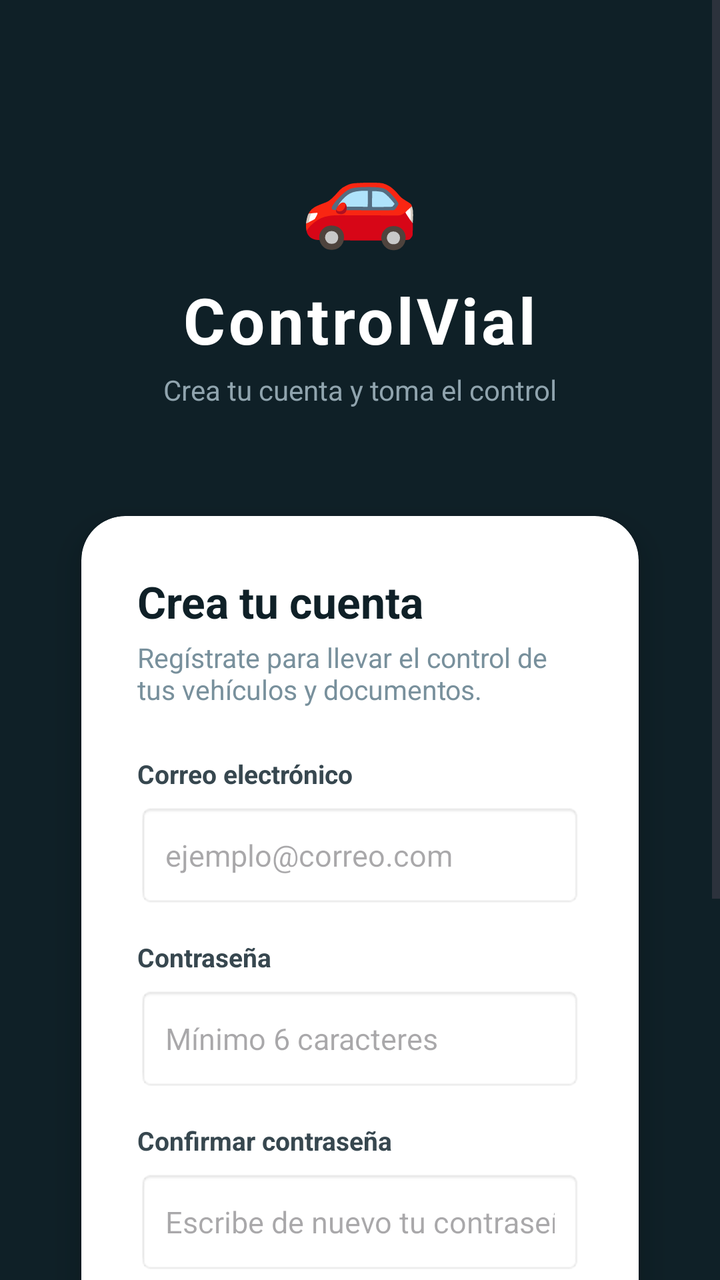
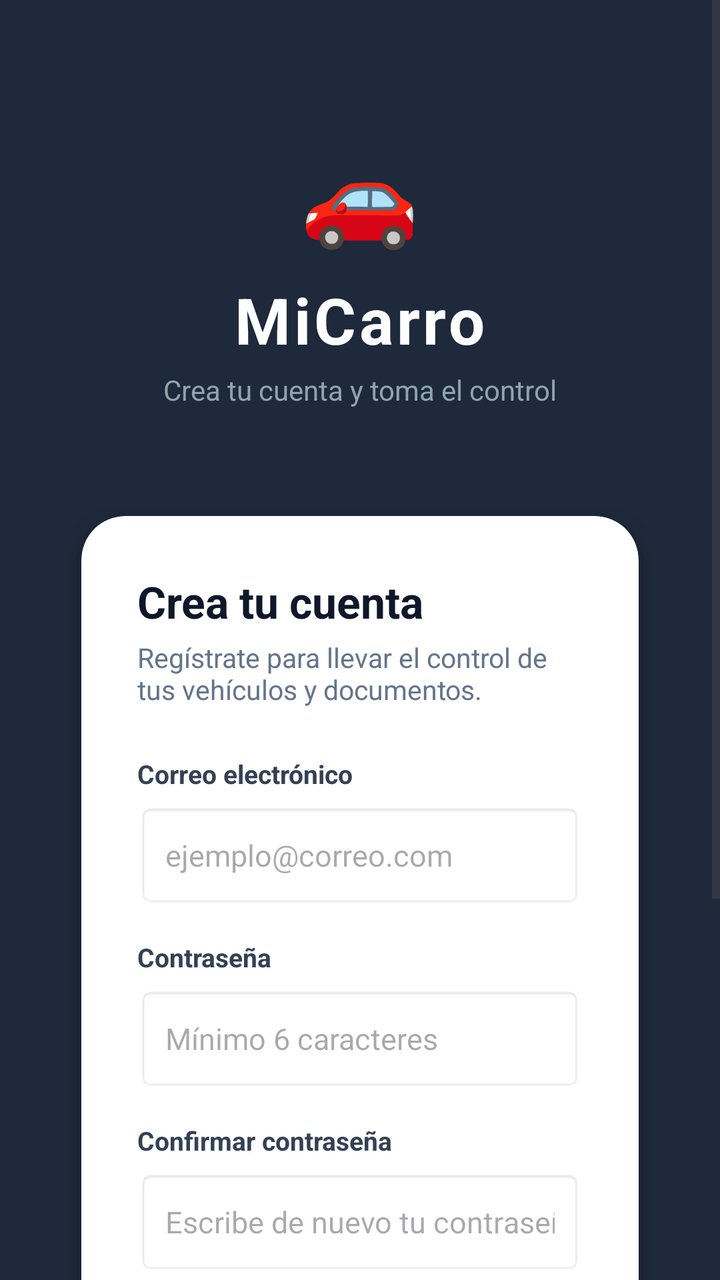

Screens rendered from an Android XML layout before and after an edit, with the pre-edit source and the edit as a unified diff.
<!-- AndroidManifest.xml: application theme Theme.ControlVial -->
<!-- res/layout/activity_registro.xml -->
<?xml version="1.0" encoding="utf-8"?>
<ScrollView xmlns:android="http://schemas.android.com/apk/res/android"
    xmlns:app="http://schemas.android.com/apk/res-auto"
    android:layout_width="match_parent"
    android:layout_height="match_parent"
    android:background="#0F2027"
    android:fillViewport="true">

    <LinearLayout
        android:layout_width="match_parent"
        android:layout_height="wrap_content"
        android:gravity="center_horizontal"
        android:orientation="vertical"
        android:padding="24dp">

        
        <View
            android:layout_width="match_parent"
            android:layout_height="40dp" />

        
        <TextView
            android:layout_width="wrap_content"
            android:layout_height="wrap_content"
            android:text="🚗"
            android:textSize="48sp" />

        <TextView
            android:layout_width="wrap_content"
            android:layout_height="wrap_content"
            android:layout_marginTop="10dp"
            android:text="ControlVial"
            android:textColor="#FFFFFF"
            android:textSize="32sp"
            android:textStyle="bold"
            android:letterSpacing="0.05" />

        <TextView
            android:layout_width="wrap_content"
            android:layout_height="wrap_content"
            android:layout_marginTop="4dp"
            android:text="Crea tu cuenta y toma el control"
            android:textColor="#90A4AE"
            android:textSize="14sp"
            android:layout_marginBottom="32dp" />

        
        <androidx.cardview.widget.CardView
            android:layout_width="match_parent"
            android:layout_height="wrap_content"
            app:cardCornerRadius="22dp"
            app:cardElevation="10dp"
            app:cardBackgroundColor="#FFFFFF"
            app:cardUseCompatPadding="true">

            <LinearLayout
                android:layout_width="match_parent"
                android:layout_height="wrap_content"
                android:orientation="vertical"
                android:padding="28dp">

                <TextView
                    android:layout_width="match_parent"
                    android:layout_height="wrap_content"
                    android:text="Crea tu cuenta"
                    android:textColor="#0F2027"
                    android:textSize="22sp"
                    android:textStyle="bold" />

                <TextView
                    android:layout_width="match_parent"
                    android:layout_height="wrap_content"
                    android:layout_marginTop="4dp"
                    android:text="Regístrate para llevar el control de tus vehículos y documentos."
                    android:textColor="#78909C"
                    android:textSize="13.5sp"
                    android:layout_marginBottom="24dp" />

                
                <TextView
                    android:layout_width="match_parent"
                    android:layout_height="wrap_content"
                    android:text="Correo electrónico"
                    android:textColor="#37474F"
                    android:textSize="13sp"
                    android:textStyle="bold" />

                <EditText
                    android:id="@+id/etEmail"
                    android:layout_width="match_parent"
                    android:layout_height="52dp"
                    android:layout_marginTop="6dp"
                    android:background="@android:drawable/editbox_background_normal"
                    android:hint="ejemplo@correo.com"
                    android:inputType="textEmailAddress"
                    android:singleLine="true"
                    android:paddingHorizontal="14dp"
                    android:textColor="#0F2027"
                    android:textSize="15sp" />

                
                <TextView
                    android:layout_width="match_parent"
                    android:layout_height="wrap_content"
                    android:layout_marginTop="16dp"
                    android:text="Contraseña"
                    android:textColor="#37474F"
                    android:textSize="13sp"
                    android:textStyle="bold" />

                <EditText
                    android:id="@+id/etPassword"
                    android:layout_width="match_parent"
                    android:layout_height="52dp"
                    android:layout_marginTop="6dp"
                    android:background="@android:drawable/editbox_background_normal"
                    android:hint="Mínimo 6 caracteres"
                    android:inputType="textPassword"
                    android:singleLine="true"
                    android:paddingHorizontal="14dp"
                    android:textColor="#0F2027"
                    android:textSize="15sp" />

                
                <TextView
                    android:layout_width="match_parent"
                    android:layout_height="wrap_content"
                    android:layout_marginTop="16dp"
                    android:text="Confirmar contraseña"
                    android:textColor="#37474F"
                    android:textSize="13sp"
                    android:textStyle="bold" />

                <EditText
                    android:id="@+id/etConfirmPassword"
                    android:layout_width="match_parent"
                    android:layout_height="52dp"
                    android:layout_marginTop="6dp"
                    android:background="@android:drawable/editbox_background_normal"
                    android:hint="Escribe de nuevo tu contraseña"
                    android:inputType="textPassword"
                    android:singleLine="true"
                    android:paddingHorizontal="14dp"
                    android:textColor="#0F2027"
                    android:textSize="15sp" />

                
                <Button
                    android:id="@+id/btnRegistrar"
                    android:layout_width="match_parent"
                    android:layout_height="54dp"
                    android:layout_marginTop="28dp"
                    android:backgroundTint="#0288D1"
                    android:text="Registrarse"
                    android:textAllCaps="false"
                    android:textColor="#FFFFFF"
                    android:textSize="16sp"
                    android:textStyle="bold"
                    app:cornerRadius="12dp" />

                
                <TextView
                    android:id="@+id/tvIrLogin"
                    android:layout_width="match_parent"
                    android:layout_height="wrap_content"
                    android:layout_marginTop="18dp"
                    android:gravity="center"
                    android:text="¿Ya tienes cuenta? Inicia sesión"
                    android:textColor="#0288D1"
                    android:textSize="14sp"
                    android:textStyle="bold"
                    android:clickable="true"
                    android:focusable="true"
                    android:padding="6dp" />

            </LinearLayout>
        </androidx.cardview.widget.CardView>

        
        <TextView
            android:layout_width="wrap_content"
            android:layout_height="wrap_content"
            android:layout_marginTop="28dp"
            android:layout_marginBottom="24dp"
            android:gravity="center"
            android:text="Tus documentos, siempre bajo control."
            android:textColor="#90A4AE"
            android:textSize="13sp" />

    </LinearLayout>

</ScrollView>
<!-- resources referenced by this layout -->
<resources>
  <style name="Theme.ControlVial" parent="Base.Theme.ControlVial" />
  <style name="Base.Theme.ControlVial" parent="Theme.Material3.DayNight.NoActionBar">
          
          
      </style>
</resources>

<!-- the commit's change to res/layout/activity_registro.xml (unified diff, before → after) -->
@@ -3,7 +3,7 @@
     xmlns:app="http://schemas.android.com/apk/res-auto"
     android:layout_width="match_parent"
     android:layout_height="match_parent"
-    android:background="#0F2027"
+    android:background="#1E293B"
     android:fillViewport="true">
 
     <LinearLayout
@@ -29,7 +29,7 @@
             android:layout_width="wrap_content"
             android:layout_height="wrap_content"
             android:layout_marginTop="10dp"
-            android:text="ControlVial"
+            android:text="MiCarro"
             android:textColor="#FFFFFF"
             android:textSize="32sp"
             android:textStyle="bold"
@@ -63,7 +63,7 @@
                     android:layout_width="match_parent"
                     android:layout_height="wrap_content"
                     android:text="Crea tu cuenta"
-                    android:textColor="#0F2027"
+                    android:textColor="#0F172A"
                     android:textSize="22sp"
                     android:textStyle="bold" />
 
@@ -72,7 +72,7 @@
                     android:layout_height="wrap_content"
                     android:layout_marginTop="4dp"
                     android:text="Regístrate para llevar el control de tus vehículos y documentos."
-                    android:textColor="#78909C"
+                    android:textColor="#64748B"
                     android:textSize="13.5sp"
                     android:layout_marginBottom="24dp" />
 
@@ -81,7 +81,7 @@
                     android:layout_width="match_parent"
                     android:layout_height="wrap_content"
                     android:text="Correo electrónico"
-                    android:textColor="#37474F"
+                    android:textColor="#334155"
                     android:textSize="13sp"
                     android:textStyle="bold" />
 
@@ -95,7 +95,7 @@
                     android:inputType="textEmailAddress"
                     android:singleLine="true"
                     android:paddingHorizontal="14dp"
-                    android:textColor="#0F2027"
+                    android:textColor="#0F172A"
                     android:textSize="15sp" />
 
                 
@@ -104,7 +104,7 @@
                     android:layout_height="wrap_content"
                     android:layout_marginTop="16dp"
                     android:text="Contraseña"
-                    android:textColor="#37474F"
+                    android:textColor="#334155"
                     android:textSize="13sp"
                     android:textStyle="bold" />
 
@@ -118,7 +118,7 @@
                     android:inputType="textPassword"
                     android:singleLine="true"
                     android:paddingHorizontal="14dp"
-                    android:textColor="#0F2027"
+                    android:textColor="#0F172A"
                     android:textSize="15sp" />
 
                 
@@ -127,7 +127,7 @@
                     android:layout_height="wrap_content"
                     android:layout_marginTop="16dp"
                     android:text="Confirmar contraseña"
-                    android:textColor="#37474F"
+                    android:textColor="#334155"
                     android:textSize="13sp"
                     android:textStyle="bold" />
 
@@ -141,7 +141,7 @@
                     android:inputType="textPassword"
                     android:singleLine="true"
                     android:paddingHorizontal="14dp"
-                    android:textColor="#0F2027"
+                    android:textColor="#0F172A"
                     android:textSize="15sp" />
 
                 
@@ -150,7 +150,7 @@
                     android:layout_width="match_parent"
                     android:layout_height="54dp"
                     android:layout_marginTop="28dp"
-                    android:backgroundTint="#0288D1"
+                    android:backgroundTint="#2563EB"
                     android:text="Registrarse"
                     android:textAllCaps="false"
                     android:textColor="#FFFFFF"
@@ -166,7 +166,7 @@
                     android:layout_marginTop="18dp"
                     android:gravity="center"
                     android:text="¿Ya tienes cuenta? Inicia sesión"
-                    android:textColor="#0288D1"
+                    android:textColor="#2563EB"
                     android:textSize="14sp"
                     android:textStyle="bold"
                     android:clickable="true"
